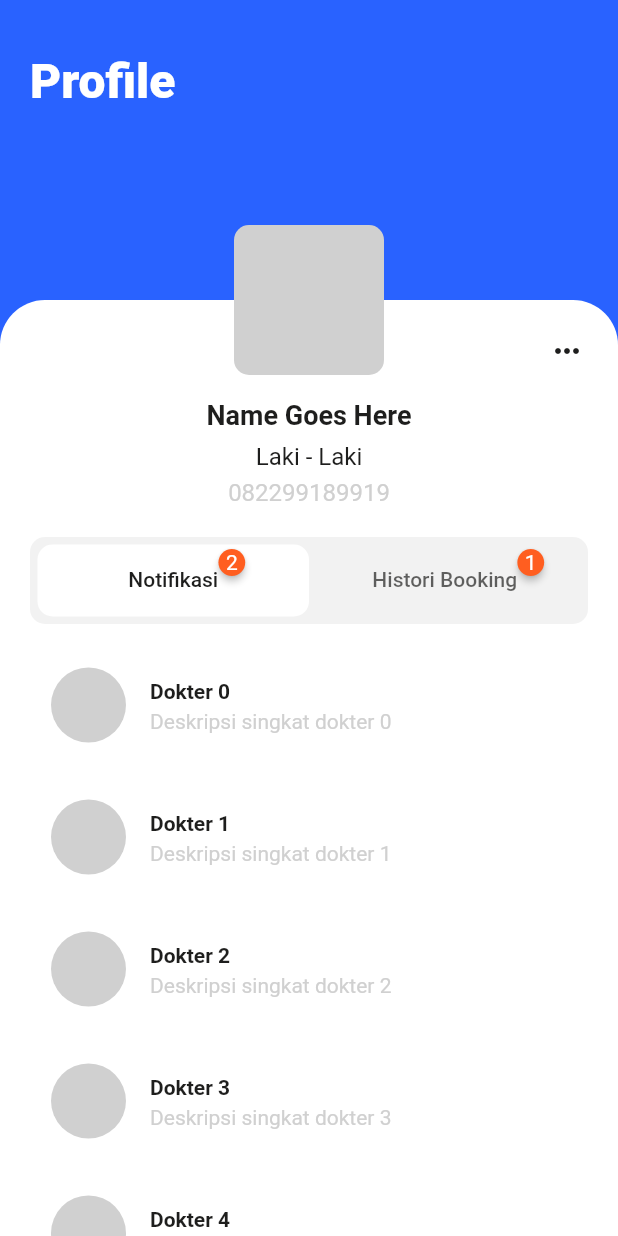
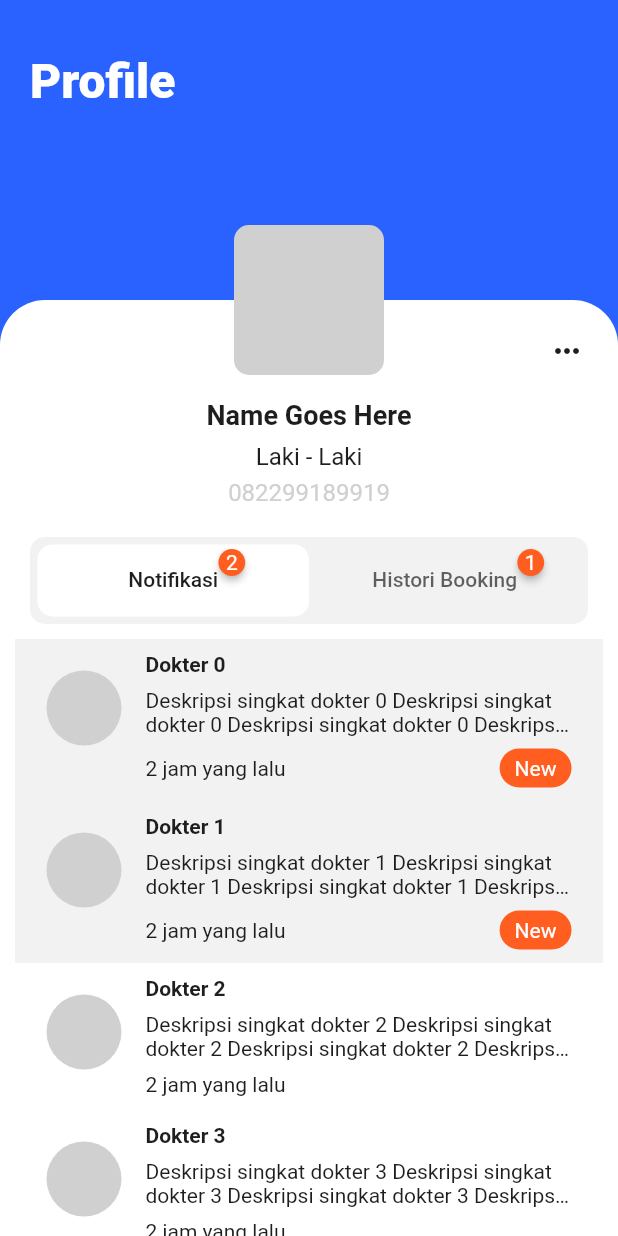
Before and after one commit to RafiIzzatulRizquFaris/healthish, a Flutter app: the Profile screen opened directly, on a phone screen of 412 x 824 dp. Run offline on Flutter 3.47's test engine with Material 2 defaults, Android fonts, the phone set to English and light mode, and no system bars; drawn by our look-alikes of badges; our stand-ins replace carousel_slider, cloud_firestore, curved_navigation_bar, google_maps_flutter, permission_handler; accounts and stored records are empty.

Commit message:
change list notification layout in profile.dart

```diff
--- a/lib/navigation_screen/profile.dart
+++ b/lib/navigation_screen/profile.dart
@@ -234,8 +234,11 @@ class ProfileState extends State<Profile> with SingleTickerProviderStateMixin {
   }
 
   Widget itemBuilderNotification(BuildContext context, int index) {
-    return Padding(
-      padding: EdgeInsets.all(8),
+    return Container(
+      padding: EdgeInsets.all(5),
+      color: index == 0 || index == 1
+          ? Constants.greyColorTab
+          : Constants.whiteColor,
       child: ListTile(
         leading: Container(
           width: 50,
@@ -252,9 +255,44 @@ class ProfileState extends State<Profile> with SingleTickerProviderStateMixin {
               fontSize: 14,
               color: Constants.blackColor),
         ),
-        subtitle: Text(
-          "Deskripsi singkat dokter $index",
-          style: TextStyle(color: Constants.greyColor),
+        subtitle: Column(
+          crossAxisAlignment: CrossAxisAlignment.start,
+          children: [
+            SizedBox(height: 8,),
+            Text(
+                "Deskripsi singkat dokter $index Deskripsi singkat dokter $index Deskripsi singkat dokter $index Deskripsi singkat dokter $index",
+                maxLines: 2,
+                overflow: TextOverflow.ellipsis,
+                style: TextStyle(color: Constants.blackColor),
+              ),
+            SizedBox(
+              height: 8,
+            ),
+            Row(
+              mainAxisAlignment: MainAxisAlignment.spaceBetween,
+              children: [
+                Text(
+                  "2 jam yang lalu",
+                  style: TextStyle(
+                    color: Constants.blackColor,
+                  ),
+                ),
+                index == 0 || index == 1 ? Container(
+                  padding: EdgeInsets.only(top: 5, bottom: 5, left: 10, right: 10,),
+                  decoration: BoxDecoration(
+                    borderRadius: BorderRadius.circular(20),
+                    color: Constants.redColor,
+                  ),
+                  child: Text(
+                    "New",
+                    style: TextStyle(
+                      color: Constants.whiteColor,
+                    ),
+                  ),
+                ) : Container(),
+              ],
+            )
+          ],
         ),
       ),
     );
```
Lines whose indentation alone changed are shown as unchanged.
